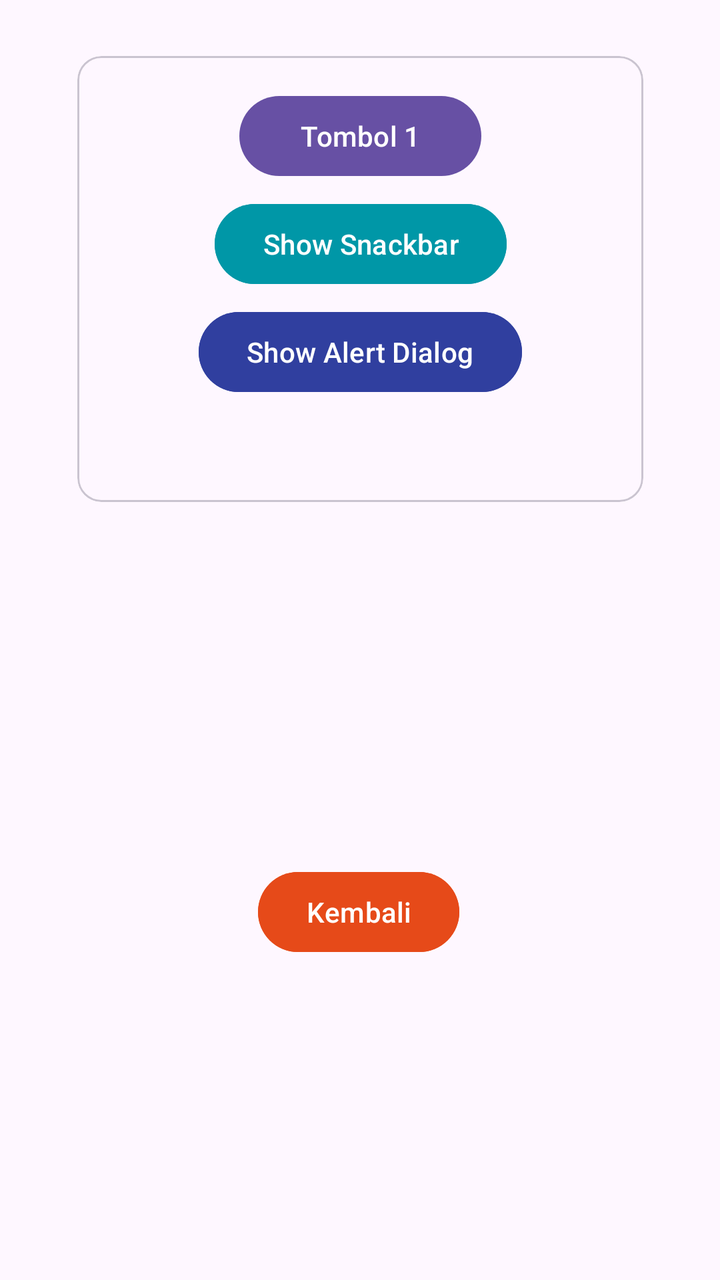
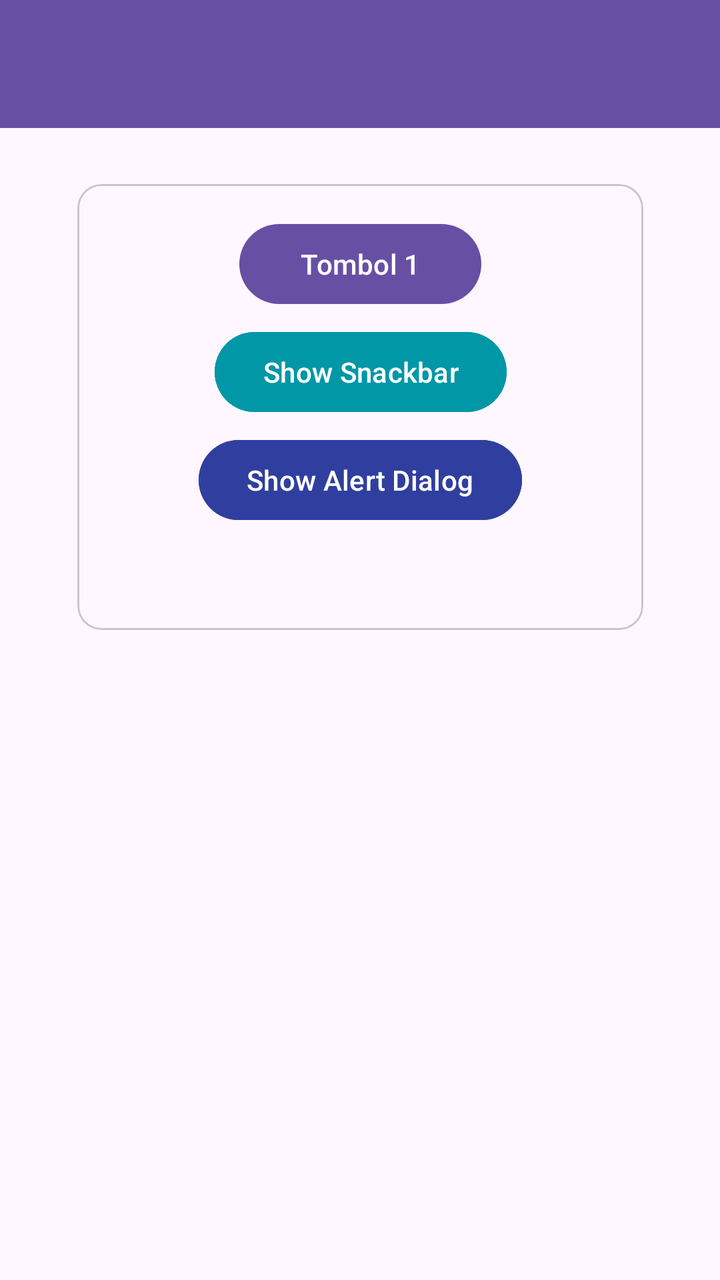

Compare the two renders of this Android layout. The source of the first and the diff that turns it into the second are given below.
<!-- AndroidManifest.xml: application theme Theme.Immanuel_3TIF -->
<!-- res/layout/activity_fourth.xml -->
<?xml version="1.0" encoding="utf-8"?>
<androidx.constraintlayout.widget.ConstraintLayout
    xmlns:android="http://schemas.android.com/apk/res/android"
    xmlns:app="http://schemas.android.com/apk/res-auto"
    xmlns:tools="http://schemas.android.com/tools"
    android:id="@+id/main"
    android:layout_width="match_parent"
    android:layout_height="match_parent"
    tools:context=".Home.pertemuan_4.FourthActivity">

    
    <Button
        android:id="@+id/btnKembali"
        android:layout_width="wrap_content"
        android:layout_height="wrap_content"
        android:layout_marginTop="432dp"
        android:backgroundTint="#E64A19"
        android:text="Kembali"
        android:textColor="@android:color/white"
        app:layout_constraintEnd_toEndOf="parent"
        app:layout_constraintHorizontal_bias="0.498"
        app:layout_constraintStart_toStartOf="parent"
        app:layout_constraintTop_toTopOf="parent" />

    
    <com.google.android.material.card.MaterialCardView
        android:id="@+id/cardTombol"
        android:layout_width="283dp"
        android:layout_height="223dp"
        android:layout_marginTop="28dp"
        app:layout_constraintEnd_toEndOf="parent"
        app:layout_constraintStart_toStartOf="parent"
        app:layout_constraintTop_toTopOf="parent">

        
        <androidx.constraintlayout.widget.ConstraintLayout
            android:layout_width="match_parent"
            android:layout_height="match_parent">

            
            <Button
                android:id="@+id/btn1"
                android:layout_width="121dp"
                android:layout_height="wrap_content"
                android:layout_marginTop="16dp"
                android:text="Tombol 1"
                app:layout_constraintEnd_toEndOf="parent"
                app:layout_constraintStart_toStartOf="parent"
                app:layout_constraintTop_toTopOf="parent" />

            
            <Button
                android:id="@+id/btnShowSnackbar"
                android:layout_width="wrap_content"
                android:layout_height="wrap_content"
                android:layout_marginTop="6dp"
                android:backgroundTint="#0097A7"
                android:text="Show Snackbar"
                app:layout_constraintEnd_toEndOf="parent"
                app:layout_constraintStart_toStartOf="parent"
                app:layout_constraintTop_toBottomOf="@id/btn1" />

            
            <Button
                android:id="@+id/btnShowAlertDialog"
                android:layout_width="wrap_content"
                android:layout_height="wrap_content"
                android:layout_marginTop="6dp"
                android:backgroundTint="#303F9F"
                android:text="Show Alert Dialog"
                app:layout_constraintEnd_toEndOf="parent"
                app:layout_constraintStart_toStartOf="parent"
                app:layout_constraintTop_toBottomOf="@id/btnShowSnackbar" />

        </androidx.constraintlayout.widget.ConstraintLayout>

    </com.google.android.material.card.MaterialCardView>

</androidx.constraintlayout.widget.ConstraintLayout>
<!-- resources referenced by this layout -->
<resources>
  <style name="Theme.Immanuel_3TIF" parent="Base.Theme.Immanuel_3TIF" />
  <style name="Base.Theme.Immanuel_3TIF" parent="Theme.Material3.DayNight.NoActionBar">
          
          
      </style>
</resources>

<!-- the commit's change to res/layout/activity_fourth.xml (unified diff, before → after) -->
@@ -8,19 +8,18 @@
     android:layout_height="match_parent"
     tools:context=".Home.pertemuan_4.FourthActivity">
 
-    
-    <Button
-        android:id="@+id/btnKembali"
-        android:layout_width="wrap_content"
-        android:layout_height="wrap_content"
-        android:layout_marginTop="432dp"
-        android:backgroundTint="#E64A19"
-        android:text="Kembali"
-        android:textColor="@android:color/white"
+    <androidx.appcompat.widget.Toolbar
+        android:id="@+id/toolbar"
+        android:layout_width="match_parent"
+        android:layout_height="?attr/actionBarSize"
+        android:background="?attr/colorPrimary"
+        android:theme="@style/ThemeOverlay.MaterialComponents.Dark.ActionBar"
+        app:titleTextColor="@android:color/white"
         app:layout_constraintEnd_toEndOf="parent"
-        app:layout_constraintHorizontal_bias="0.498"
         app:layout_constraintStart_toStartOf="parent"
         app:layout_constraintTop_toTopOf="parent" />
+
+
 
     
     <com.google.android.material.card.MaterialCardView
@@ -30,7 +29,7 @@
         android:layout_marginTop="28dp"
         app:layout_constraintEnd_toEndOf="parent"
         app:layout_constraintStart_toStartOf="parent"
-        app:layout_constraintTop_toTopOf="parent">
+        app:layout_constraintTop_toBottomOf="@+id/toolbar">
 
         
         <androidx.constraintlayout.widget.ConstraintLayout
